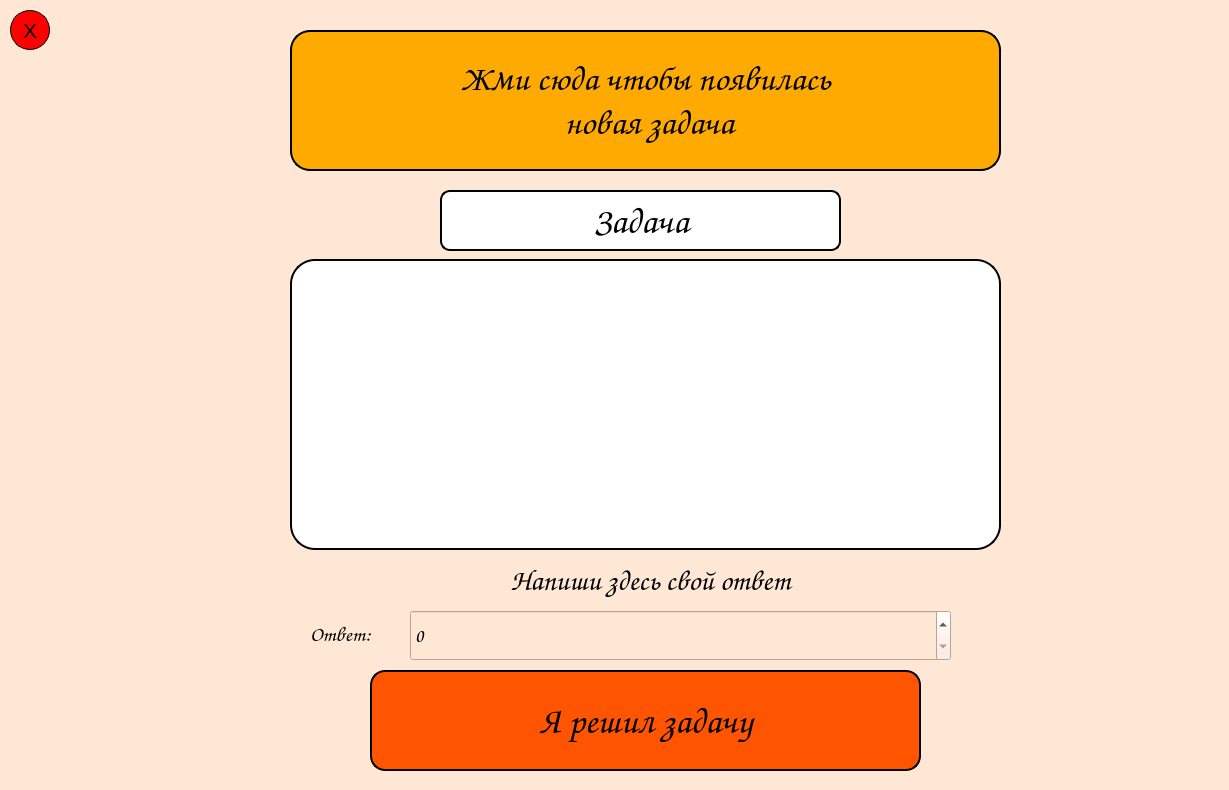
First picture: the form in main.ui, repository planti45/KidTelligence, before the edit.
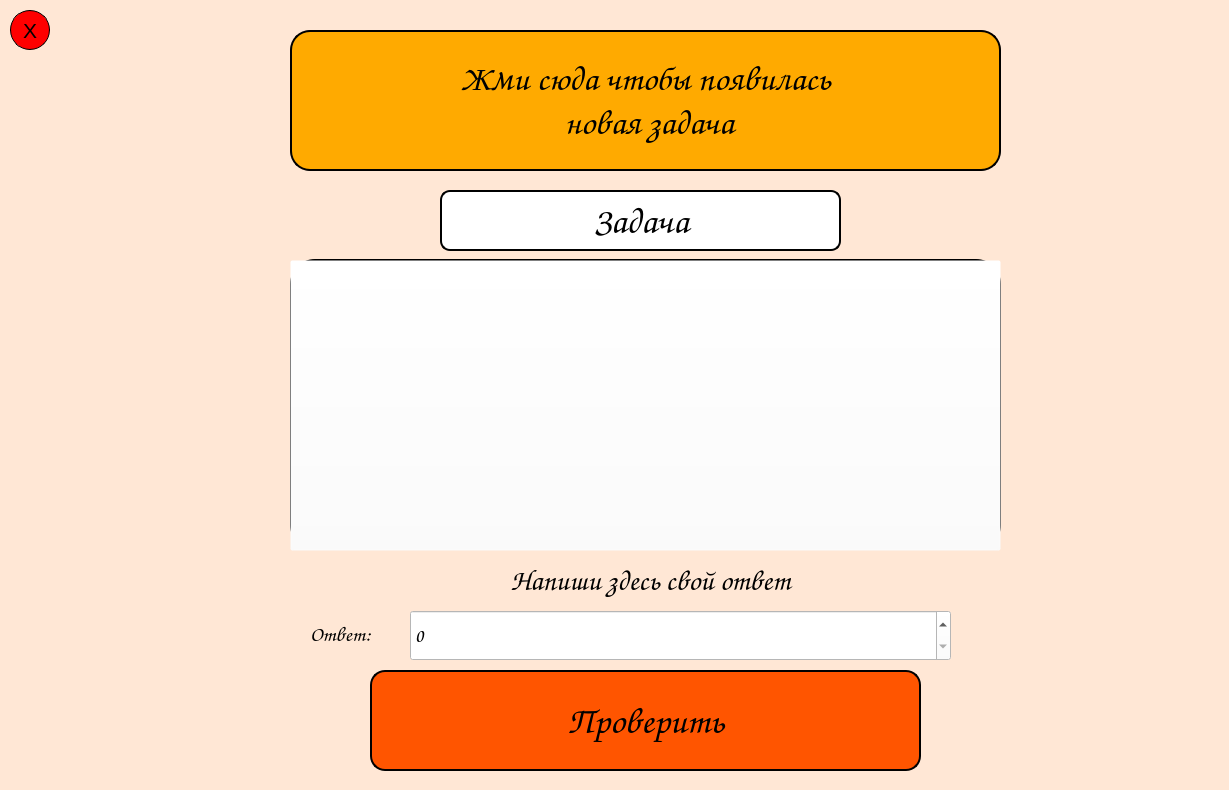
Second picture: the form after the edit. The open tabs and pages were chosen to show the change. Icons and pictures are not drawn.

```diff
--- a/main.ui
+++ b/main.ui
@@ -44,7 +44,7 @@
 }</string>
     </property>
     <property name="currentIndex">
-     <number>5</number>
+     <number>6</number>
     </property>
     <widget class="QWidget" name="mainMenuPage">
      <property name="styleSheet">
@@ -401,7 +401,7 @@
        <rect>
         <x>380</x>
         <y>530</y>
-        <width>591</width>
+        <width>590</width>
         <height>211</height>
        </rect>
       </property>
@@ -422,7 +422,7 @@
 }</string>
       </property>
       <property name="text">
-       <string>Я закончил</string>
+       <string>Дальше</string>
       </property>
      </widget>
      <widget class="QLabel" name="emptyNameLabel">
@@ -496,9 +496,9 @@
      <widget class="QLabel" name="label_2">
       <property name="geometry">
        <rect>
-        <x>300</x>
-        <y>90</y>
-        <width>1031</width>
+        <x>390</x>
+        <y>110</y>
+        <width>551</width>
         <height>71</height>
        </rect>
       </property>
@@ -512,7 +512,7 @@
        <enum>Qt::RightToLeft</enum>
       </property>
       <property name="text">
-       <string>Какие задачи ты хочешь порешать?</string>
+       <string>Выбери сложность</string>
       </property>
      </widget>
      <widget class="QPushButton" name="hardDifficultButton">
@@ -547,7 +547,7 @@
 }</string>
       </property>
       <property name="text">
-       <string>Хочу сложные</string>
+       <string>Сложно</string>
       </property>
      </widget>
      <widget class="QPushButton" name="easyDifficultButton">
@@ -582,7 +582,7 @@
 }</string>
       </property>
       <property name="text">
-       <string>Хочу полегче</string>
+       <string>Легко</string>
       </property>
      </widget>
      <widget class="QPushButton" name="quitChooseDifficultPageButton">
@@ -1272,7 +1272,7 @@
 }</string>
       </property>
       <property name="text">
-       <string>Я решил задачу</string>
+       <string>Проверить</string>
       </property>
      </widget>
      <widget class="QPushButton" name="quitMainGameButton">
@@ -1347,6 +1347,9 @@
         <pointsize>14</pointsize>
        </font>
       </property>
+      <property name="styleSheet">
+       <string notr="true">background-color: rgb(255, 255, 255);</string>
+      </property>
       <property name="maximum">
        <number>99999999</number>
       </property>
@@ -1354,6 +1357,22 @@
        <number>10</number>
       </property>
      </widget>
+     <widget class="QPushButton" name="anotherGenerateTaskButton">
+      <property name="geometry">
+       <rect>
+        <x>350</x>
+        <y>260</y>
+        <width>711</width>
+        <height>291</height>
+       </rect>
+      </property>
+      <property name="styleSheet">
+       <string notr="true">background-color: rgba(255, 255, 255, 0);</string>
+      </property>
+      <property name="text">
+       <string/>
+      </property>
+     </widget>
      <zorder>currentTaskLabel</zorder>
      <zorder>label_5</zorder>
      <zorder>label_3</zorder>
@@ -1368,6 +1387,7 @@
      <zorder>quitMainGameButton</zorder>
      <zorder>label_6</zorder>
      <zorder>answerSpinBox</zorder>
+     <zorder>anotherGenerateTaskButton</zorder>
     </widget>
    </widget>
   </widget>
```
